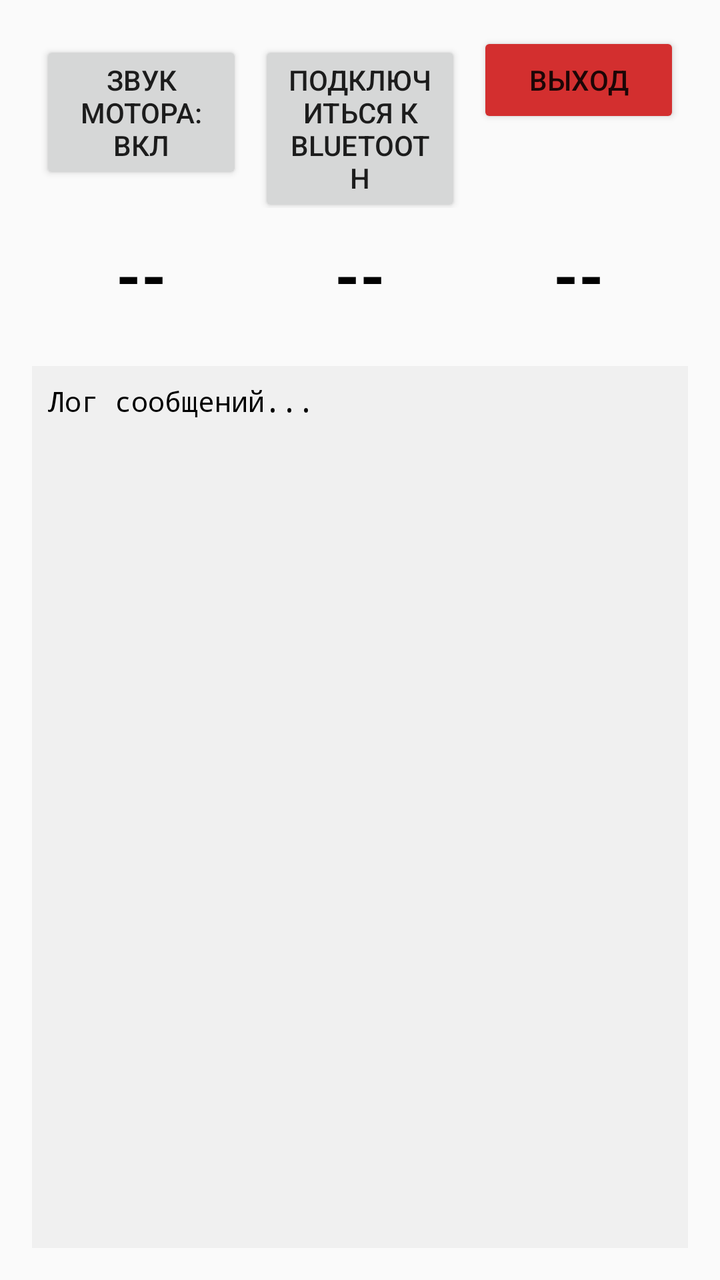
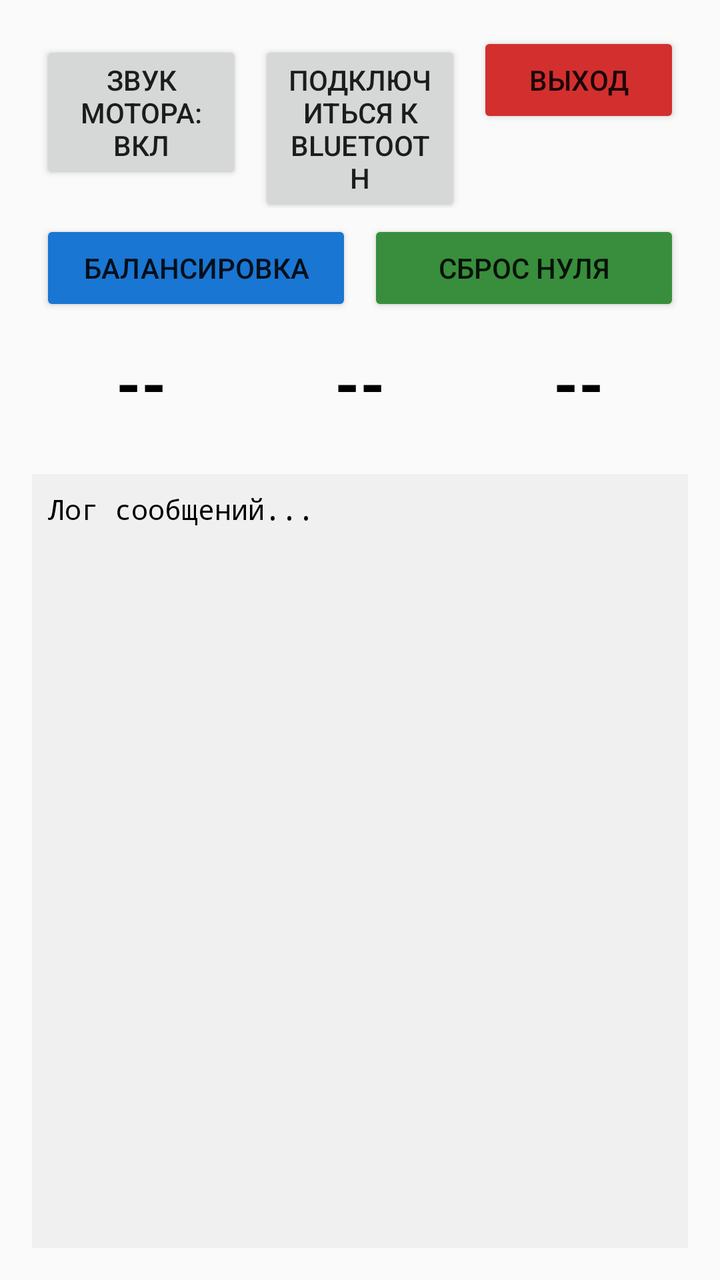

Two renders of the same Android screen: before a commit and after it. Below are the layout's source before the change and the commit's diff.
<!-- AndroidManifest.xml: activity theme Theme.AppCompat.Light.DarkActionBar -->
<!-- res/layout/activity_main.xml -->
<?xml version="1.0" encoding="utf-8"?>
<LinearLayout xmlns:android="http://schemas.android.com/apk/res/android"
    xmlns:app="http://schemas.android.com/apk/res-auto"
    android:layout_width="match_parent"
    android:layout_height="match_parent"
    android:orientation="vertical"
    android:padding="16dp">

    <LinearLayout
        android:layout_width="match_parent"
        android:layout_height="wrap_content"
        android:orientation="horizontal">
        <Button
            android:id="@+id/btnEngineMute"
            android:layout_width="0dp"
            android:layout_height="wrap_content"
            android:layout_weight="1"
            android:layout_marginStart="4dp"
            android:layout_marginEnd="4dp"
            android:text="Звук мотора: ВКЛ" />


        <Button
            android:id="@+id/btnConnect"
            android:layout_width="0dp"
            android:layout_height="wrap_content"
            android:layout_weight="1"
            android:layout_marginStart="4dp"
            android:layout_marginEnd="4dp"
            android:text="Подключиться к Bluetooth" />

        <Button
            android:id="@+id/btnExit"
            android:layout_width="0dp"
            android:layout_height="wrap_content"
            android:layout_weight="1"
            android:layout_marginStart="4dp"
            android:layout_marginEnd="4dp"
            android:text="Выход"
            android:backgroundTint="#D32F2F" />
    </LinearLayout>

    
    <LinearLayout
        android:layout_width="match_parent"
        android:layout_height="wrap_content"
        android:orientation="horizontal"
        android:layout_marginTop="12dp"
        android:layout_marginBottom="8dp">

        <TextView
            android:id="@+id/tvParktronic1"
            android:layout_width="0dp"
            android:layout_height="wrap_content"
            android:layout_weight="1"
            android:gravity="center"
            android:textSize="32sp"
            android:textStyle="bold"
            android:textColor="#000000"
            android:text="--" />

        <TextView
            android:id="@+id/tvParktronic2"
            android:layout_width="0dp"
            android:layout_height="wrap_content"
            android:layout_weight="1"
            android:gravity="center"
            android:textSize="32sp"
            android:textStyle="bold"
            android:textColor="#000000"
            android:text="--" />

        <TextView
            android:id="@+id/tvSpeed"
            android:layout_width="0dp"
            android:layout_height="wrap_content"
            android:layout_weight="1"
            android:gravity="center"
            android:textSize="32sp"
            android:textStyle="bold"
            android:textColor="#000000"
            android:text="--" />
    </LinearLayout>

    <ScrollView
        android:id="@+id/scrollView"
        android:layout_width="match_parent"
        android:layout_height="0dp"
        android:layout_weight="1"
        android:layout_marginTop="16dp"
        android:background="#F0F0F0">

        <TextView
            android:id="@+id/tvLogs"
            android:layout_width="match_parent"
            android:layout_height="wrap_content"
            android:padding="8dp"
            android:text="Лог сообщений...\n"
            android:textColor="#000000"
            android:fontFamily="monospace" />
    </ScrollView>
</LinearLayout>
<!-- resources referenced by this layout -->
<resources>

</resources>

<!-- the commit's change to res/layout/activity_main.xml (unified diff, before → after) -->
@@ -38,6 +38,33 @@
             android:layout_marginEnd="4dp"
             android:text="Выход"
             android:backgroundTint="#D32F2F" />
+    </LinearLayout>
+
+    <LinearLayout
+        android:layout_width="match_parent"
+        android:layout_height="wrap_content"
+        android:orientation="horizontal"
+        android:layout_marginTop="6dp">
+
+        <Button
+            android:id="@+id/btnCalibrate"
+            android:layout_width="0dp"
+            android:layout_height="wrap_content"
+            android:layout_weight="1"
+            android:layout_marginStart="4dp"
+            android:layout_marginEnd="4dp"
+            android:text="Балансировка"
+            android:backgroundTint="#1976D2" />
+
+        <Button
+            android:id="@+id/btnQuickZero"
+            android:layout_width="0dp"
+            android:layout_height="wrap_content"
+            android:layout_weight="1"
+            android:layout_marginStart="4dp"
+            android:layout_marginEnd="4dp"
+            android:text="Сброс нуля"
+            android:backgroundTint="#388E3C" />
     </LinearLayout>
 
     
